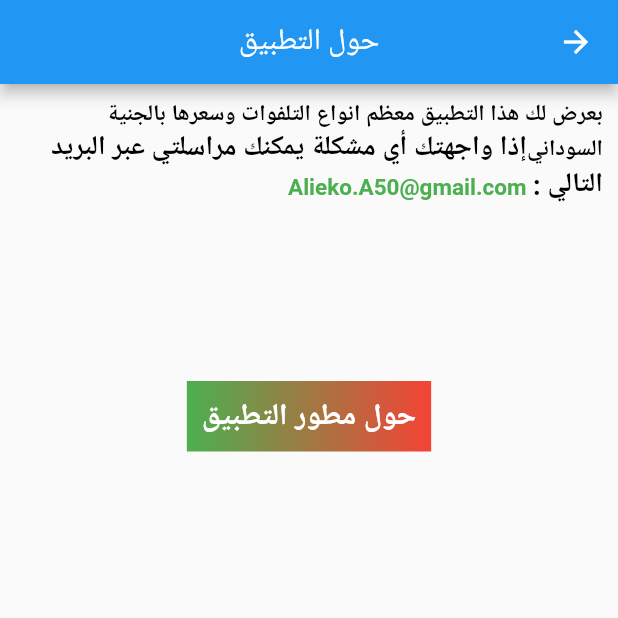
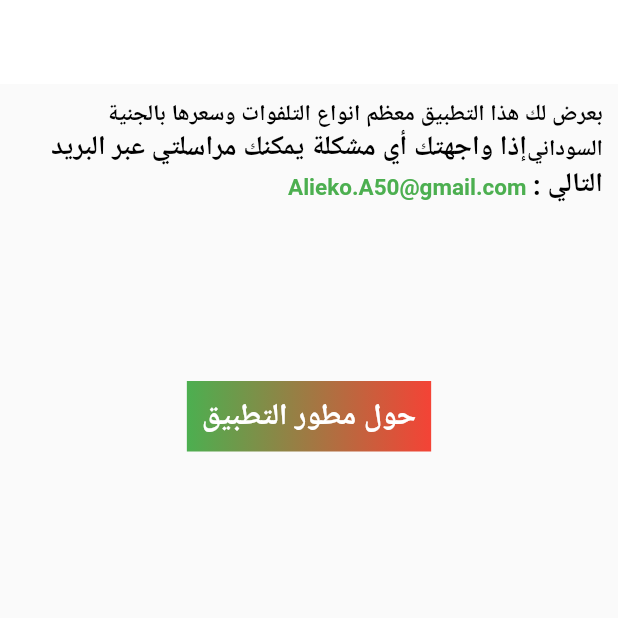
Before and after one commit to 3li-3bdullah/Sudaphone-SD, a Flutter app: the AboutApp screen opened directly, on a phone screen of 412 x 824 dp, the top half of it. Run offline on Flutter 3.47's test engine with Material 2 defaults, Android fonts, the phone set to English and light mode, and no system bars; our stand-ins replace bottom_navy_bar, carousel_slider, cloud_firestore, firebase_core, firebase_storage, get and 3 more; missing offline and left inert: elastic_drawer; accounts and stored records are empty.

Commit message:
Added elevation and color

```diff
--- a/sudaphone_sd/lib/view/aboutapp.dart
+++ b/sudaphone_sd/lib/view/aboutapp.dart
@@ -15,6 +15,8 @@ class AboutApp extends StatelessWidget {
                 "حول التطبيق",
                   ),
               centerTitle: true,
+              elevation:0,
+              backgroundColor:Colors.white,
             ),
 
             ///drawer: MyDrawer(),
```
